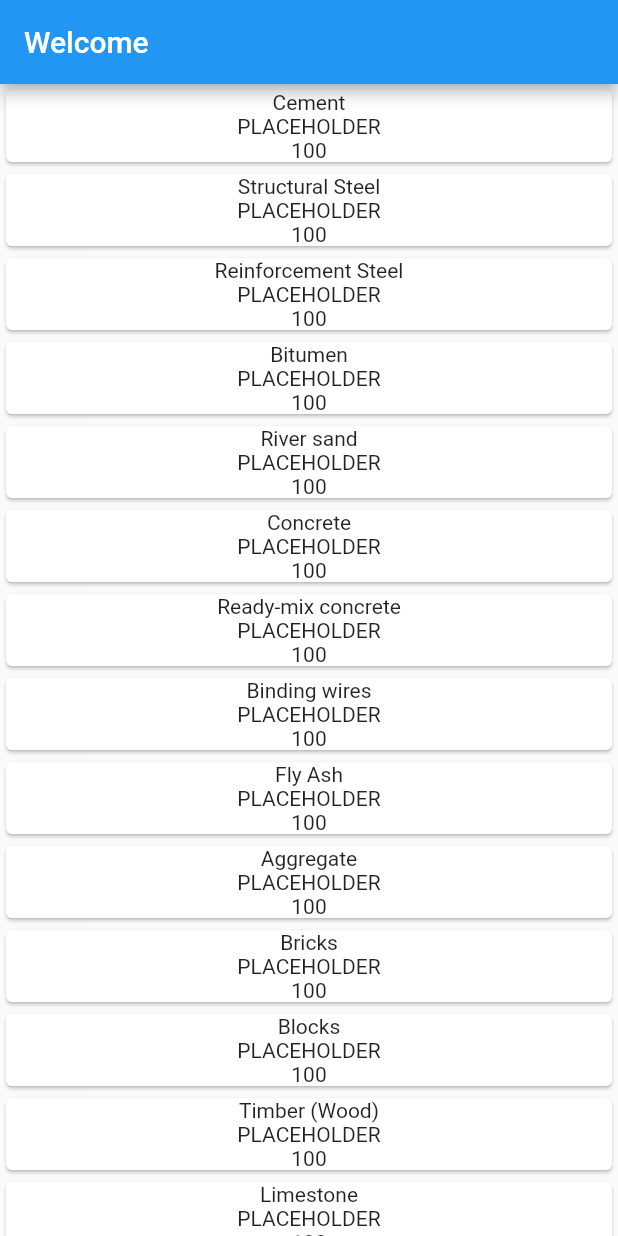
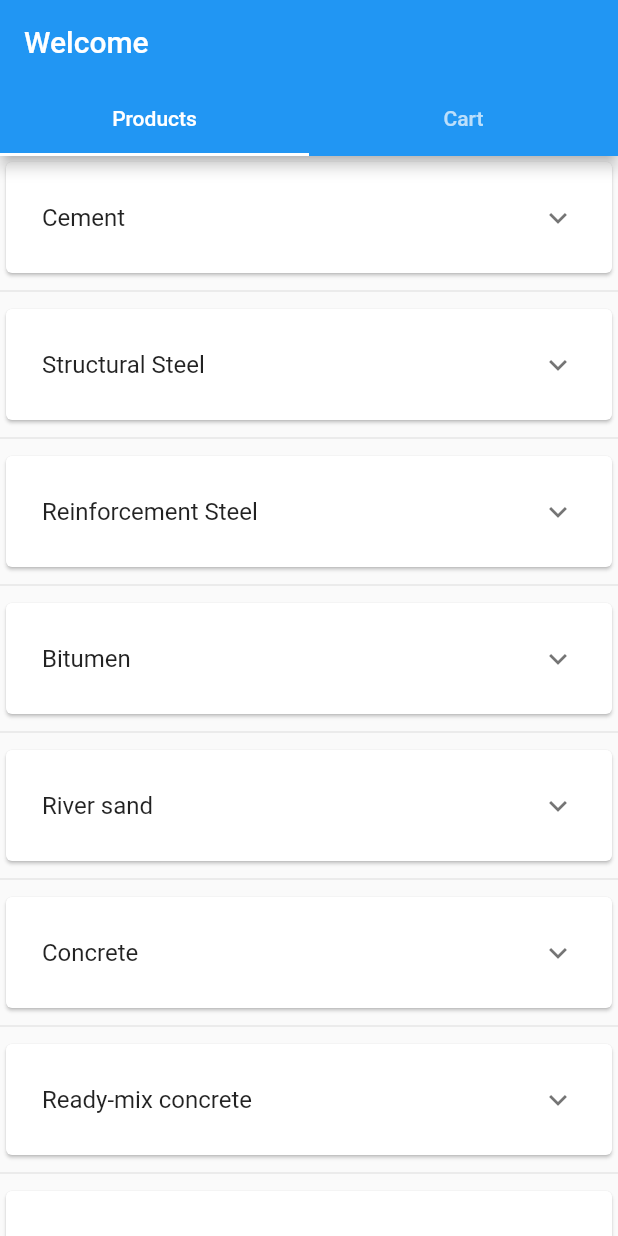
Before and after one commit to rmrfasterisk/scm_flutter, a Flutter app: the HomePage screen opened directly, on a phone screen of 412 x 824 dp. Run offline on Flutter 3.47's test engine with Material 2 defaults, Android fonts, the phone set to English and light mode, and no system bars; our stand-ins replace cloud_firestore, firebase_auth, firebase_core, flutter_spinkit; accounts and stored records are empty.

Commit message:
icode4dawin

```diff
--- /dev/null
+++ b/lib/models/ItemModel.dart
@@ -0,0 +1,7 @@
+class ItemModel {
+  late String name;
+  late String info;
+  late int quantity;
+
+  ItemModel(this.name, this.info, this.quantity);
+}
--- a/lib/user_pages/home_page.dart
+++ b/lib/user_pages/home_page.dart
@@ -1,5 +1,9 @@
+//import 'package:cloud_firestore/cloud_firestore.dart';
 import 'package:firebase_auth/firebase_auth.dart';
 import 'package:flutter/material.dart';
+import 'package:scm_flutter/models/ItemModel.dart';
+import 'package:scm_flutter/user_pages/cart_page.dart';
+import 'package:scm_flutter/user_pages/product_screen.dart';
 
 class HomePage extends StatefulWidget {
   const HomePage({Key? key}) : super(key: key);
@@ -11,51 +15,29 @@ class HomePage extends StatefulWidget {
 class _HomePageState extends State<HomePage> {
   final _auth = FirebaseAuth.instance;
 
-  List<Map<String, dynamic>> items = [
-    {"name": "Cement", "info": "PLACEHOLDER", "quantity": "100"},
-    {"name": "Structural Steel", "info": "PLACEHOLDER", "quantity": "100"},
-    {"name": "Reinforcement Steel", "info": "PLACEHOLDER", "quantity": "100"},
-    {"name": "Bitumen", "info": "PLACEHOLDER", "quantity": "100"},
-    {"name": "River sand", "info": "PLACEHOLDER", "quantity": "100"},
-    {"name": "Concrete", "info": "PLACEHOLDER", "quantity": "100"},
-    {"name": "Ready-mix concrete", "info": "PLACEHOLDER", "quantity": "100"},
-    {"name": "Binding wires", "info": "PLACEHOLDER", "quantity": "100"},
-    {"name": "Fly Ash", "info": "PLACEHOLDER", "quantity": "100"},
-    {"name": "Aggregate", "info": "PLACEHOLDER", "quantity": "100"},
-    {"name": "Bricks", "info": "PLACEHOLDER", "quantity": "100"},
-    {"name": "Blocks", "info": "PLACEHOLDER", "quantity": "100"},
-    {"name": "Timber (Wood)", "info": "PLACEHOLDER", "quantity": "100"},
-    {"name": "Limestone", "info": "PLACEHOLDER", "quantity": "100"},
-    {"name": "Laterite", "info": "PLACEHOLDER", "quantity": "100"},
-    {"name": "Thatch", "info": "PLACEHOLDER", "quantity": "100"},
-    {"name": "Foam", "info": "PLACEHOLDER", "quantity": "100"},
-    {"name": "Glass", "info": "PLACEHOLDER", "quantity": "100"},
-    {"name": "Gypcrete", "info": "PLACEHOLDER", "quantity": "100"},
-    {"name": "Plastic", "info": "PLACEHOLDER", "quantity": "100"},
-    {"name": "Ceramic Tiles", "info": "PLACEHOLDER", "quantity": "100"},
-  ];
-
-  Widget _buildCard(String name, String info, String quantity) {
-    return Card(
-      child: Column(
-        children: <Widget>[Text(name), Text(info), Text(quantity)],
-      ),
-    );
-  }
+  List<ItemModel> cart = [];
+  int quantity = 0;
 
   @override
   Widget build(BuildContext context) {
-    return Scaffold(
-      appBar: AppBar(
-        title: Text("Welcome " + _auth.currentUser!.displayName.toString()),
-      ),
-      body: ListView(
-        shrinkWrap: true,
-        children: items
-            .map((item) =>
-                _buildCard(item["name"], item["info"], item["quantity"]))
-            .toList(),
-      ),
-    );
+    return DefaultTabController(
+        length: 2,
+        child: Scaffold(
+          appBar: AppBar(
+            title: Text("Welcome " + _auth.currentUser!.displayName.toString()),
+            bottom: const TabBar(
+                tabs: <Widget>[Tab(text: "Products"), Tab(text: "Cart")]),
+          ),
+          body: TabBarView(
+            children: [
+              ProductPage((selectedItem) {
+                setState(() {
+                  cart.add(selectedItem);
+                });
+              }),
+              CartPage(cart, quantity)
+            ],
+          ),
+        ));
   }
 }
--- a/lib/user_pages/login_page.dart
+++ b/lib/user_pages/login_page.dart
@@ -76,7 +76,7 @@ class _LoginPageState extends State<LoginPage> {
                             _formKey.currentState!.save();
                           }
 
-                          _auth.signInWithEmailAndPassword(
+                          await _auth.signInWithEmailAndPassword(
                               email: _email, password: _password);
                           setState(() => loading = false);
                           Navigator.pushAndRemoveUntil(
--- /dev/null
+++ b/lib/user_pages/product_screen.dart
@@ -0,0 +1,65 @@
+import 'package:flutter/material.dart';
+import 'package:scm_flutter/models/ItemModel.dart';
+
+class ProductPage extends StatelessWidget {
+  final ValueSetter<ItemModel> _valueSetter;
+
+  ProductPage(this._valueSetter, {Key? key}) : super(key: key);
+
+  final List<ItemModel> items = [
+    ItemModel("Cement", "PLACEHOLDER", 100),
+    ItemModel("Structural Steel", "PLACEHOLDER", 100),
+    ItemModel("Reinforcement Steel", "PLACEHOLDER", 100),
+    ItemModel("Bitumen", "PLACEHOLDER", 100),
+    ItemModel("River sand", "PLACEHOLDER", 100),
+    ItemModel("Concrete", "PLACEHOLDER", 100),
+    ItemModel("Ready-mix concrete", "PLACEHOLDER", 100),
+    ItemModel("Binding wires", "PLACEHOLDER", 100),
+    ItemModel("Fly Ash", "PLACEHOLDER", 100),
+    ItemModel("Aggregate", "PLACEHOLDER", 100),
+    ItemModel("Bricks", "PLACEHOLDER", 100),
+    ItemModel("Blocks", "PLACEHOLDER", 100),
+    ItemModel("Timber (Wood)", "PLACEHOLDER", 100),
+    ItemModel("Limestone", "PLACEHOLDER", 100),
+    ItemModel("Laterite", "PLACEHOLDER", 100),
+    ItemModel("Thatch", "PLACEHOLDER", 100),
+    ItemModel("Foam", "PLACEHOLDER", 100),
+    ItemModel("Glass", "PLACEHOLDER", 100),
+    ItemModel("Gypcrete", "PLACEHOLDER", 100),
+    ItemModel("Plastic", "PLACEHOLDER", 100),
+    ItemModel("Ceramic Tiles", "PLACEHOLDER", 100),
+  ];
+
+  @override
+  Widget build(BuildContext context) {
+    return ListView.separated(
+        itemBuilder: (context, index) {
+          return Card(
+            child: Padding(
+              padding: const EdgeInsets.all(8.0),
+              child: ExpansionTile(
+                childrenPadding: const EdgeInsets.all(16.0),
+                title: Text(items[index].name),
+                children: [
+                  Text("Description: " + items[index].info),
+                  const SizedBox(height: 16.0),
+                  Row(children: <Widget>[
+                    Text("Quantity: " + items[index].quantity.toString()),
+                    const Spacer(),
+                    IconButton(
+                        onPressed: () {
+                          _valueSetter(items[index]);
+                        },
+                        icon: const Icon(Icons.add))
+                  ])
+                ],
+              ),
+            ),
+          );
+        },
+        separatorBuilder: (context, index) {
+          return const Divider();
+        },
+        itemCount: items.length);
+  }
+}
```
Also changed, not shown: lib/models/userModel.dart (added, +15 -0 lines), lib/user_pages/cart_page.dart (added, +108 -0 lines).
